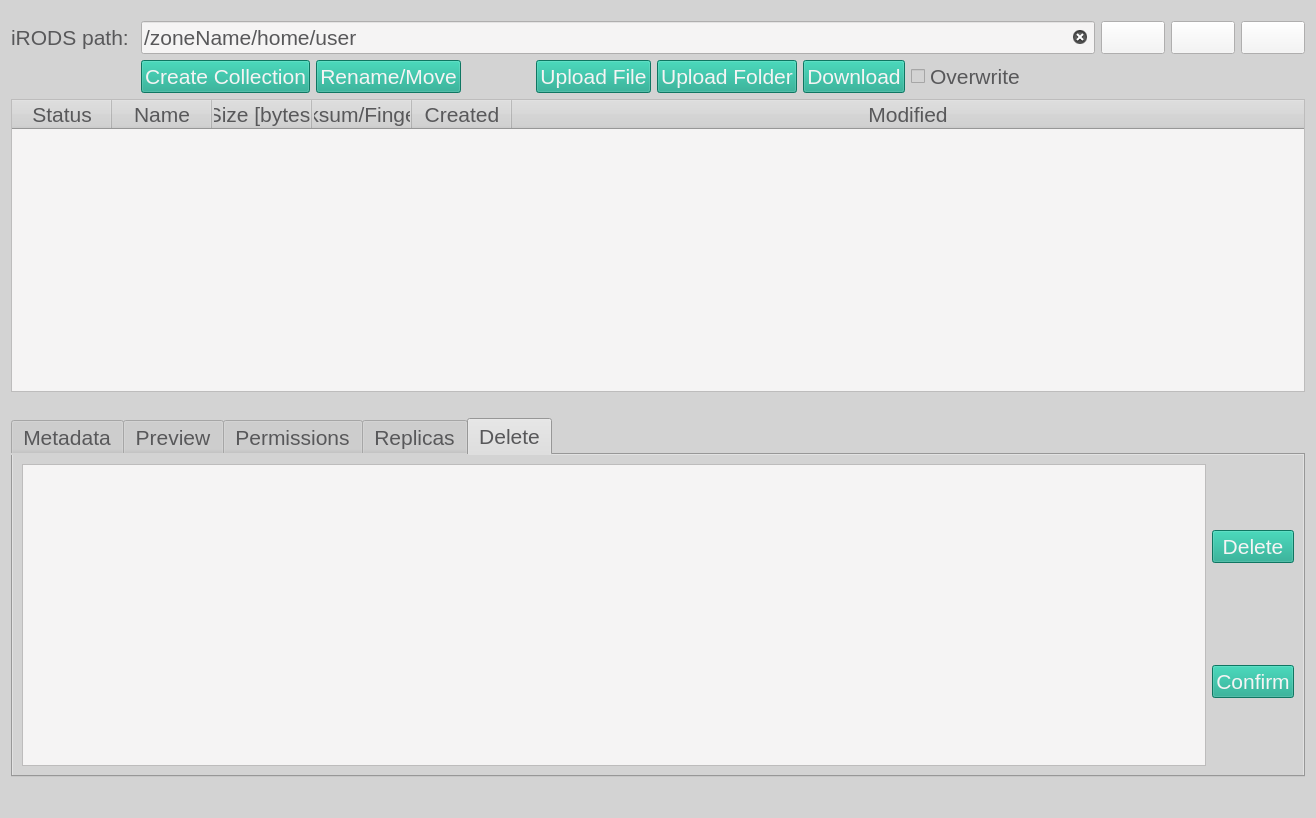
The window that ibridgesgui/ui_files/tabBrowser.ui (iBridges-for-iRODS/iBridges-GUI) describes before a commit, drawn with Qt 5.
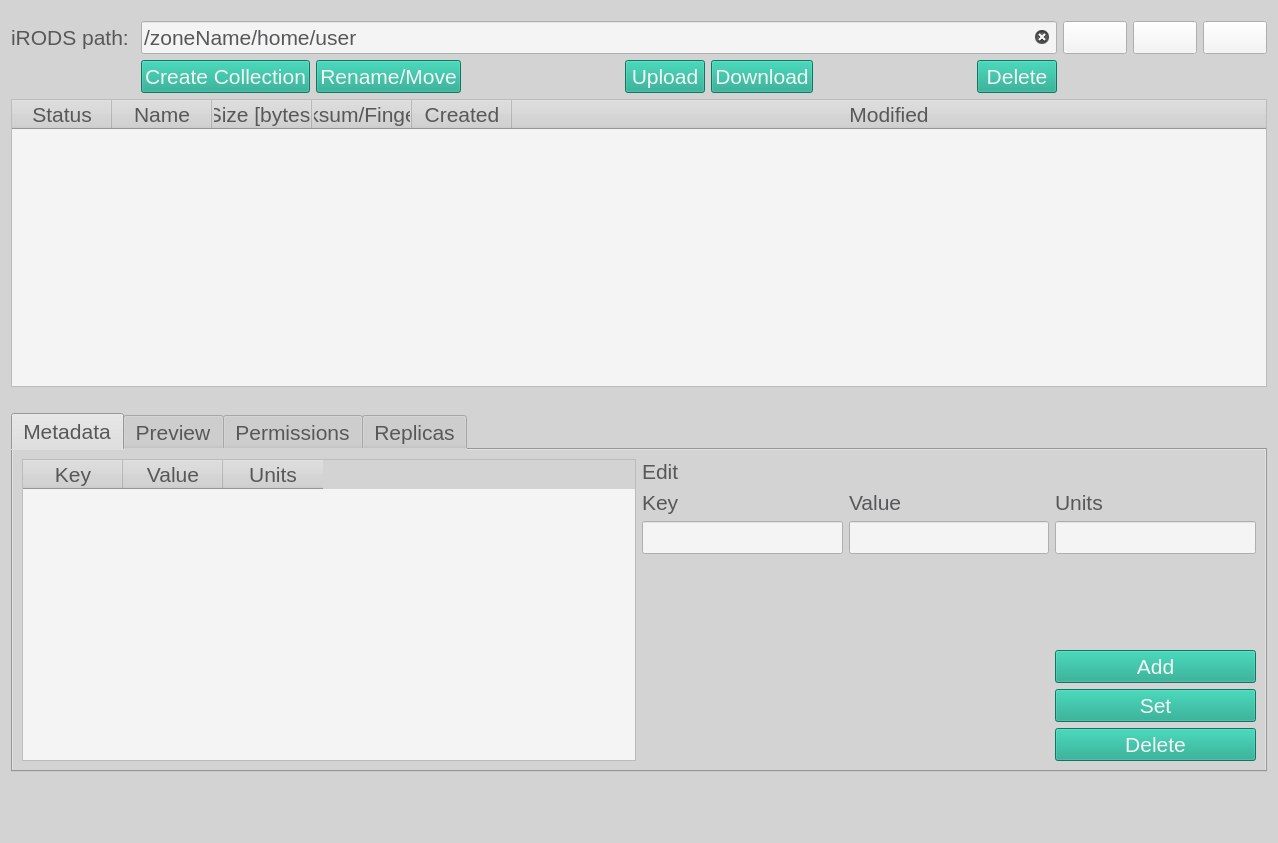
The same window after the commit. The open tabs and pages were chosen to show the change. Icons and pictures are not drawn.

What changed in the file:
```diff
--- a/ibridgesgui/ui_files/tabBrowser.ui
+++ b/ibridgesgui/ui_files/tabBrowser.ui
@@ -7,7 +7,7 @@
     <x>0</x>
     <y>0</y>
     <width>1278</width>
-    <height>818</height>
+    <height>843</height>
    </rect>
   </property>
   <property name="windowTitle">
@@ -85,7 +85,7 @@
       </widget>
      </item>
      <item row="0" column="1">
-      <widget class="QLineEdit" name="path_input">
+      <widget class="QLineEdit" name="input_path">
        <property name="font">
         <font>
          <pointsize>16</pointsize>
@@ -179,16 +179,9 @@
         </spacer>
        </item>
        <item>
-        <widget class="QPushButton" name="upload_file_button">
+        <widget class="QPushButton" name="upload_button">
          <property name="text">
-          <string>Upload File</string>
-         </property>
-        </widget>
-       </item>
-       <item>
-        <widget class="QPushButton" name="upload_dir_button">
-         <property name="text">
-          <string>Upload Folder</string>
+          <string>Upload</string>
          </property>
         </widget>
        </item>
@@ -199,13 +192,6 @@
          </property>
         </widget>
        </item>
-       <item>
-        <widget class="QCheckBox" name="overwrite">
-         <property name="text">
-          <string>Overwrite</string>
-         </property>
-        </widget>
-       </item>
        <item>
         <spacer name="horizontalSpacer">
          <property name="orientation">
@@ -219,6 +205,13 @@
          </property>
         </spacer>
        </item>
+       <item>
+        <widget class="QPushButton" name="delete_button">
+         <property name="text">
+          <string>Delete</string>
+         </property>
+        </widget>
+       </item>
       </layout>
      </item>
     </layout>
@@ -376,41 +369,72 @@
        </item>
        <item>
         <layout class="QGridLayout" name="gridLayout_2">
+         <item row="11" column="2">
+          <widget class="QPushButton" name="add_meta_button">
+           <property name="font">
+            <font>
+             <pointsize>16</pointsize>
+             <italic>false</italic>
+             <bold>false</bold>
+            </font>
+           </property>
+           <property name="text">
+            <string>Add</string>
+           </property>
+          </widget>
+         </item>
          <item row="7" column="2">
-          <widget class="QPushButton" name="delete_meta_button">
-           <property name="font">
-            <font>
-             <pointsize>16</pointsize>
-             <italic>false</italic>
-             <bold>false</bold>
-            </font>
-           </property>
-           <property name="text">
-            <string>Delete</string>
-           </property>
-          </widget>
+          <widget class="QLineEdit" name="meta_units_field"/>
          </item>
-         <item row="6" column="0">
-          <widget class="QLineEdit" name="meta_key_field"/>
-         </item>
-         <item row="4" column="0">
-          <widget class="QLabel" name="label_4">
-           <property name="text">
-            <string>Key</string>
-           </property>
-          </widget>
-         </item>
-         <item row="4" column="2">
+         <item row="5" column="2">
           <widget class="QLabel" name="label_5">
            <property name="text">
             <string>Units</string>
            </property>
           </widget>
          </item>
-         <item row="6" column="1">
-          <widget class="QLineEdit" name="meta_value_field"/>
+         <item row="7" column="0">
+          <widget class="QLineEdit" name="meta_key_field"/>
+         </item>
+         <item row="13" column="2">
+          <widget class="QPushButton" name="delete_meta_button">
+           <property name="font">
+            <font>
+             <pointsize>16</pointsize>
+             <italic>false</italic>
+             <bold>false</bold>
+            </font>
+           </property>
+           <property name="text">
+            <string>Delete</string>
+           </property>
+          </widget>
          </item>
          <item row="7" column="1">
+          <widget class="QLineEdit" name="meta_value_field"/>
+         </item>
+         <item row="5" column="0">
+          <widget class="QLabel" name="label_4">
+           <property name="text">
+            <string>Key</string>
+           </property>
+          </widget>
+         </item>
+         <item row="1" column="0">
+          <widget class="QLabel" name="label_3">
+           <property name="font">
+            <font>
+             <pointsize>16</pointsize>
+             <italic>false</italic>
+             <bold>false</bold>
+            </font>
+           </property>
+           <property name="text">
+            <string>Edit</string>
+           </property>
+          </widget>
+         </item>
+         <item row="12" column="2">
           <widget class="QPushButton" name="update_meta_button">
            <property name="font">
             <font>
@@ -424,8 +448,8 @@
            </property>
           </widget>
          </item>
-         <item row="9" column="0">
-          <spacer name="verticalSpacer">
+         <item row="8" column="2">
+          <spacer name="verticalSpacer_3">
            <property name="orientation">
             <enum>Qt::Vertical</enum>
            </property>
@@ -437,44 +461,13 @@
            </property>
           </spacer>
          </item>
-         <item row="0" column="0">
-          <widget class="QLabel" name="label_3">
-           <property name="font">
-            <font>
-             <pointsize>16</pointsize>
-             <italic>false</italic>
-             <bold>false</bold>
-            </font>
-           </property>
-           <property name="text">
-            <string>Edit</string>
-           </property>
-          </widget>
-         </item>
-         <item row="4" column="1">
+         <item row="5" column="1">
           <widget class="QLabel" name="label_6">
            <property name="text">
             <string>Value</string>
            </property>
           </widget>
          </item>
-         <item row="6" column="2">
-          <widget class="QLineEdit" name="meta_units_field"/>
-         </item>
-         <item row="7" column="0">
-          <widget class="QPushButton" name="add_meta_button">
-           <property name="font">
-            <font>
-             <pointsize>16</pointsize>
-             <italic>false</italic>
-             <bold>false</bold>
-            </font>
-           </property>
-           <property name="text">
-            <string>Add</string>
-           </property>
-          </widget>
-         </item>
         </layout>
        </item>
       </layout>
@@ -495,16 +488,7 @@
       </attribute>
       <layout class="QVBoxLayout" name="verticalLayout_2">
        <item>
-        <widget class="QTextBrowser" name="preview_browser">
-         <property name="html">
-          <string>&lt;!DOCTYPE HTML PUBLIC &quot;-//W3C//DTD HTML 4.0//EN&quot; &quot;http://www.w3.org/TR/REC-html40/strict.dtd&quot;&gt;
-&lt;html&gt;&lt;head&gt;&lt;meta name=&quot;qrichtext&quot; content=&quot;1&quot; /&gt;&lt;meta charset=&quot;utf-8&quot; /&gt;&lt;style type=&quot;text/css&quot;&gt;
-p, li { white-space: pre-wrap; }
-hr { height: 1px; border-width: 0; }
-&lt;/style&gt;&lt;/head&gt;&lt;body style=&quot; font-family:'.AppleSystemUIFont'; font-size:16pt; font-weight:400; font-style:normal;&quot;&gt;
-&lt;p style=&quot; margin-top:0px; margin-bottom:0px; margin-left:0px; margin-right:0px; -qt-block-indent:0; text-indent:0px;&quot;&gt;Click to load preview.&lt;/p&gt;&lt;/body&gt;&lt;/html&gt;</string>
-         </property>
-        </widget>
+        <widget class="QTextBrowser" name="preview_browser"/>
        </item>
       </layout>
      </widget>
@@ -587,21 +571,22 @@
          <item row="4" column="1">
           <widget class="QLabel" name="label_8">
            <property name="text">
-            <string>Zone name (optional)</string>
+            <string>Zone</string>
            </property>
           </widget>
          </item>
          <item row="4" column="2">
           <widget class="QLabel" name="label_10">
            <property name="text">
-            <string>Access name</string>
+            <string>Access</string>
            </property>
           </widget>
          </item>
          <item row="4" column="3">
           <widget class="QLabel" name="label_7">
            <property name="text">
-            <string>Recursive</string>
+            <string>Apply to all
+in collection</string>
            </property>
           </widget>
          </item>
@@ -613,16 +598,9 @@
          </item>
          <item row="6" column="2">
           <widget class="QComboBox" name="acl_box">
-           <item>
-            <property name="text">
-             <string/>
-            </property>
-           </item>
-           <item>
-            <property name="text">
-             <string>null</string>
-            </property>
-           </item>
+           <property name="enabled">
+            <bool>false</bool>
+           </property>
            <item>
             <property name="text">
              <string>read</string>
@@ -640,18 +618,16 @@
            </item>
            <item>
             <property name="text">
-             <string>inherit</string>
-            </property>
-           </item>
-           <item>
-            <property name="text">
-             <string>noinherit</string>
+             <string>delete</string>
             </property>
            </item>
           </widget>
          </item>
          <item row="6" column="3">
-          <widget class="QComboBox" name="recurisive_box">
+          <widget class="QComboBox" name="recursive_box">
+           <property name="enabled">
+            <bool>false</bool>
+           </property>
            <item>
             <property name="text">
              <string>False</string>
@@ -763,69 +739,13 @@
        </item>
       </layout>
      </widget>
-     <widget class="QWidget" name="delete_2">
-      <attribute name="title">
-       <string>Delete</string>
-      </attribute>
-      <layout class="QHBoxLayout" name="horizontalLayout_6">
-       <item>
-        <widget class="QTextBrowser" name="delete_browser">
-         <property name="html">
-          <string>&lt;!DOCTYPE HTML PUBLIC &quot;-//W3C//DTD HTML 4.0//EN&quot; &quot;http://www.w3.org/TR/REC-html40/strict.dtd&quot;&gt;
-&lt;html&gt;&lt;head&gt;&lt;meta name=&quot;qrichtext&quot; content=&quot;1&quot; /&gt;&lt;meta charset=&quot;utf-8&quot; /&gt;&lt;style type=&quot;text/css&quot;&gt;
-p, li { white-space: pre-wrap; }
-hr { height: 1px; border-width: 0; }
-&lt;/style&gt;&lt;/head&gt;&lt;body style=&quot; font-family:'.AppleSystemUIFont'; font-size:16pt; font-weight:400; font-style:normal;&quot;&gt;
-&lt;p style=&quot;-qt-paragraph-type:empty; margin-top:0px; margin-bottom:0px; margin-left:0px; margin-right:0px; -qt-block-indent:0; text-indent:0px; font-size:13pt;&quot;&gt;&lt;br /&gt;&lt;/p&gt;&lt;/body&gt;&lt;/html&gt;</string>
-         </property>
-        </widget>
-       </item>
-       <item>
-        <layout class="QVBoxLayout" name="verticalLayout_5">
-         <item>
-          <widget class="QPushButton" name="load_selection_button">
-           <property name="text">
-            <string>Delete</string>
-           </property>
-          </widget>
-         </item>
-         <item>
-          <spacer name="verticalSpacer_15">
-           <property name="orientation">
-            <enum>Qt::Vertical</enum>
-           </property>
-           <property name="sizeType">
-            <enum>QSizePolicy::Minimum</enum>
-           </property>
-           <property name="sizeHint" stdset="0">
-            <size>
-             <width>20</width>
-             <height>30</height>
-            </size>
-           </property>
-          </spacer>
-         </item>
-         <item>
-          <widget class="QPushButton" name="confirm_button">
-           <property name="font">
-            <font>
-             <pointsize>16</pointsize>
-             <italic>false</italic>
-             <bold>false</bold>
-            </font>
-           </property>
-           <property name="styleSheet">
-            <string notr="true"/>
-           </property>
-           <property name="text">
-            <string>Confirm</string>
-           </property>
-          </widget>
-         </item>
-        </layout>
-       </item>
-      </layout>
-     </widget>
+    </widget>
+   </item>
+   <item>
+    <widget class="QLabel" name="no_meta_label">
+     <property name="text">
+      <string/>
+     </property>
     </widget>
    </item>
    <item>
```
